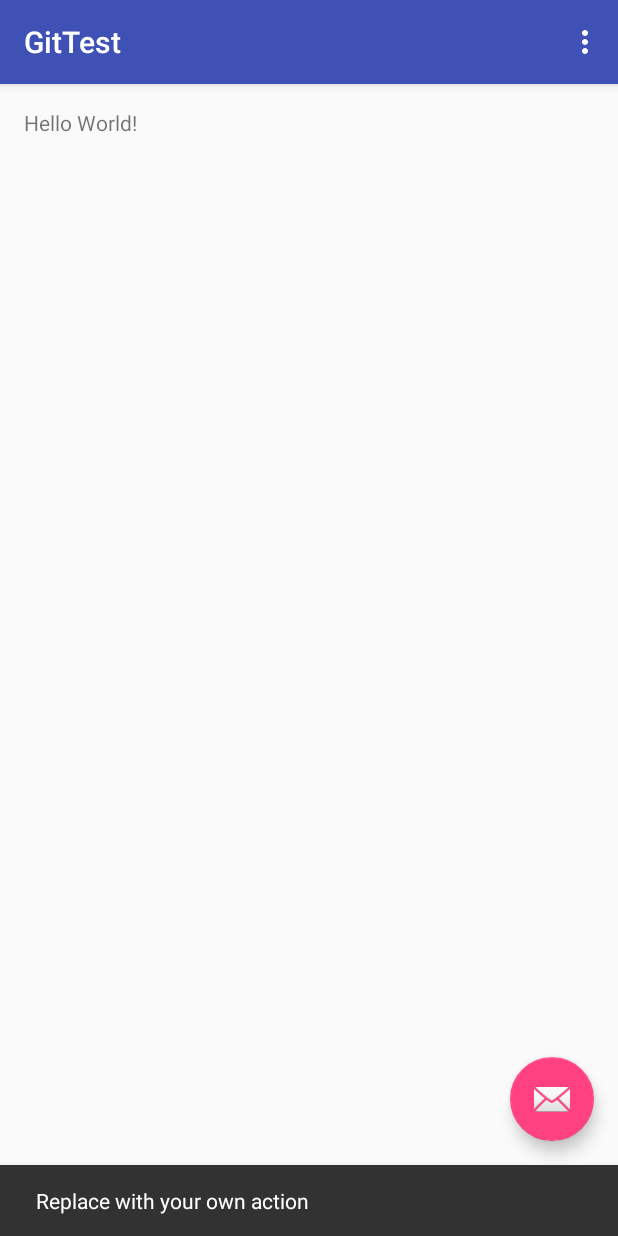
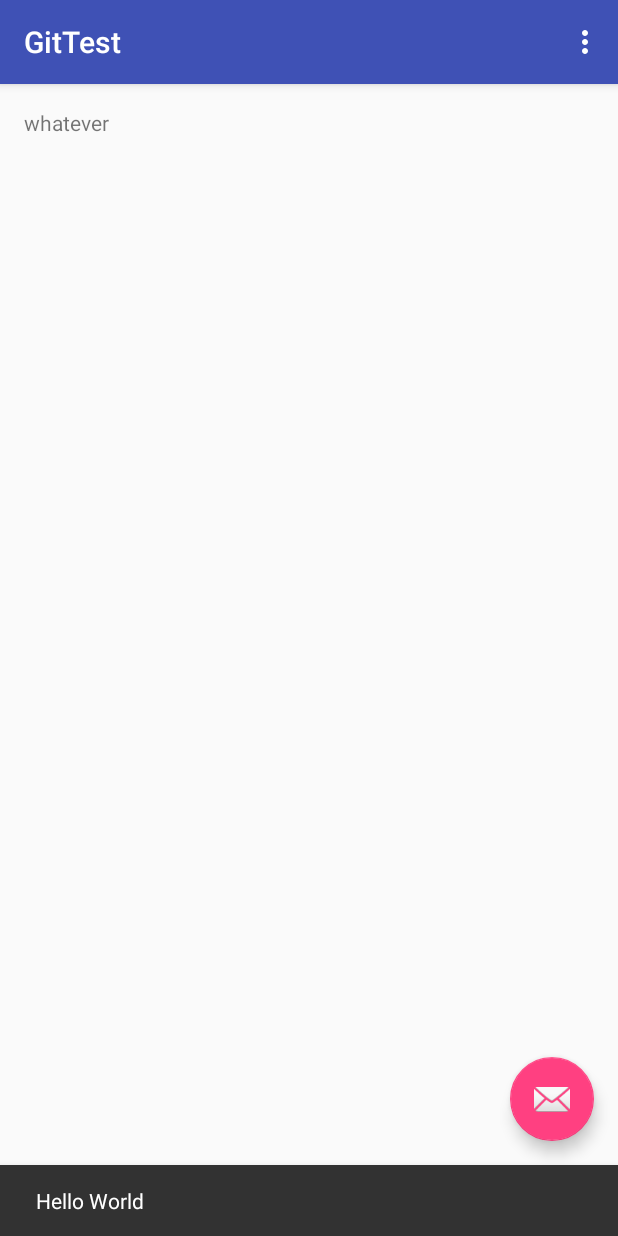
Before and after one commit to Walaitorn/GitTest, an Android app: the screen it shows after launch (MainActivity), after a tap on an icon or button, on a phone screen of 412 x 824 dp. Run offline under Robolectric (Android 15) with nearby library versions, the phone set to English and light mode, and no system bars.

Commit message:
just change

```diff
--- a/app/src/main/java/com/egco428/gittest/MainActivity.java
+++ b/app/src/main/java/com/egco428/gittest/MainActivity.java
@@ -22,7 +22,7 @@ public class MainActivity extends AppCompatActivity {
         fab.setOnClickListener(new View.OnClickListener() {
             @Override
             public void onClick(View view) {
-                Snackbar.make(view, "Replace with your own action", Snackbar.LENGTH_LONG)
+                Snackbar.make(view, "Hello World", Snackbar.LENGTH_LONG)
                         .setAction("Action", null).show();
             }
         });
--- a/app/src/main/res/layout/content_main.xml
+++ b/app/src/main/res/layout/content_main.xml
@@ -15,5 +15,5 @@
     <TextView
         android:layout_width="wrap_content"
         android:layout_height="wrap_content"
-        android:text="Hello World!" />
+        android:text="whatever" />
 </RelativeLayout>
```
